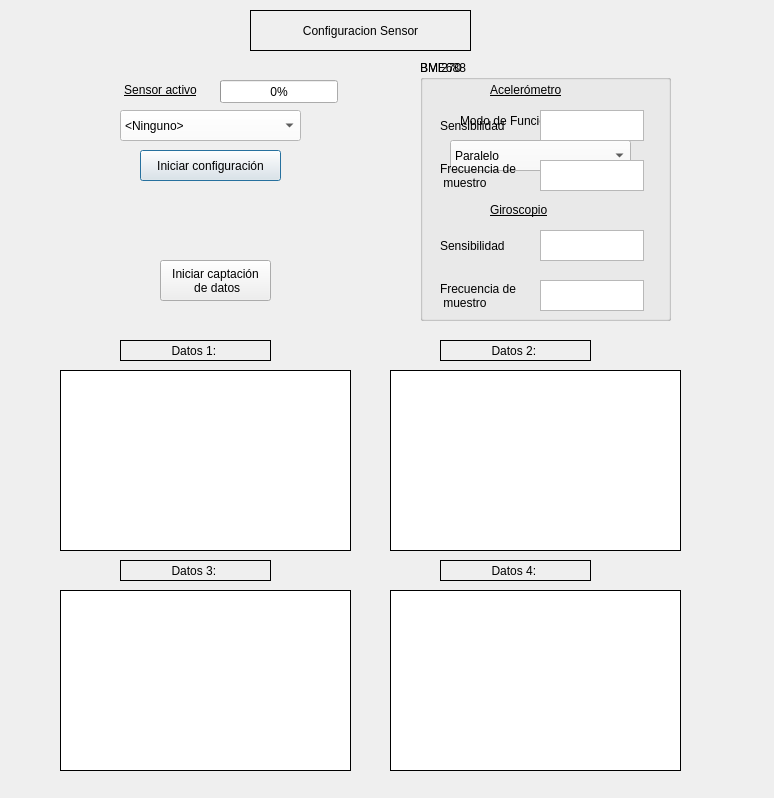
This is Tarea2/PyQt/xd.ui in f-escarate/EmbebidosYSensores as Qt 5 draws it before an edit. The edited form follows.
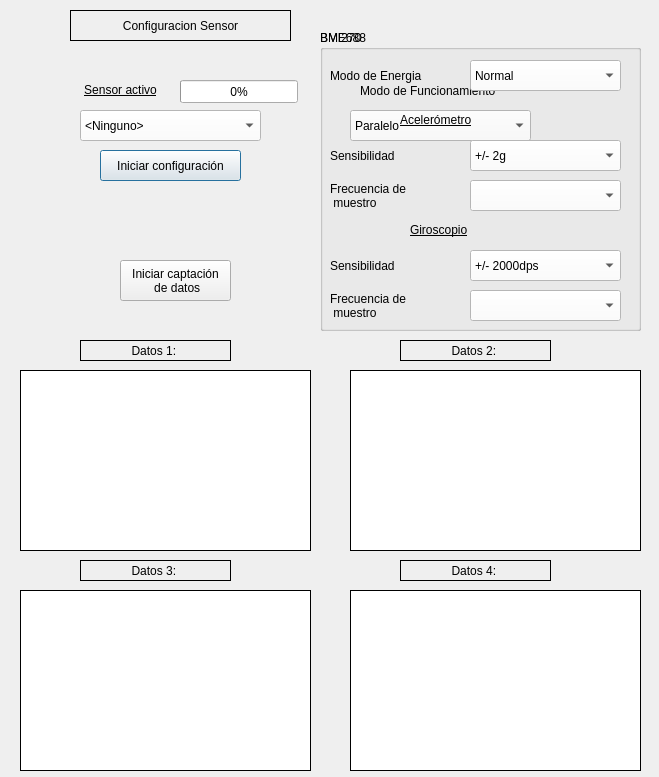
This is the edited form.

Commit message: pyqt BMI270 gui change

The edit to the form file:
```diff
--- a/Tarea2/PyQt/xd.ui
+++ b/Tarea2/PyQt/xd.ui
@@ -6,8 +6,8 @@
    <rect>
     <x>0</x>
     <y>0</y>
-    <width>774</width>
-    <height>798</height>
+    <width>659</width>
+    <height>777</height>
    </rect>
   </property>
   <property name="windowTitle">
@@ -16,7 +16,7 @@
   <widget class="QLabel" name="label_30">
    <property name="geometry">
     <rect>
-     <x>110</x>
+     <x>70</x>
      <y>80</y>
      <width>101</width>
      <height>21</height>
@@ -34,7 +34,7 @@
   <widget class="QProgressBar" name="progressBar">
    <property name="geometry">
     <rect>
-     <x>220</x>
+     <x>180</x>
      <y>80</y>
      <width>118</width>
      <height>23</height>
@@ -47,7 +47,7 @@
   <widget class="QComboBox" name="selectSensor">
    <property name="geometry">
     <rect>
-     <x>120</x>
+     <x>80</x>
      <y>110</y>
      <width>181</width>
      <height>31</height>
@@ -78,10 +78,10 @@
   <widget class="QLabel" name="Title">
    <property name="geometry">
     <rect>
-     <x>250</x>
+     <x>70</x>
      <y>10</y>
      <width>221</width>
-     <height>41</height>
+     <height>31</height>
     </rect>
    </property>
    <property name="layoutDirection">
@@ -100,7 +100,7 @@
   <widget class="QGraphicsView" name="Plot1">
    <property name="geometry">
     <rect>
-     <x>60</x>
+     <x>20</x>
      <y>370</y>
      <width>291</width>
      <height>181</height>
@@ -122,7 +122,7 @@
   <widget class="QGraphicsView" name="Plot2">
    <property name="geometry">
     <rect>
-     <x>390</x>
+     <x>350</x>
      <y>370</y>
      <width>291</width>
      <height>181</height>
@@ -138,7 +138,7 @@
   <widget class="QGraphicsView" name="Plot3">
    <property name="geometry">
     <rect>
-     <x>60</x>
+     <x>20</x>
      <y>590</y>
      <width>291</width>
      <height>181</height>
@@ -154,7 +154,7 @@
   <widget class="QGraphicsView" name="Plot4">
    <property name="geometry">
     <rect>
-     <x>390</x>
+     <x>350</x>
      <y>590</y>
      <width>291</width>
      <height>181</height>
@@ -170,7 +170,7 @@
   <widget class="QLabel" name="label_datos1">
    <property name="geometry">
     <rect>
-     <x>120</x>
+     <x>80</x>
      <y>340</y>
      <width>151</width>
      <height>21</height>
@@ -192,7 +192,7 @@
   <widget class="QLabel" name="label_datos2">
    <property name="geometry">
     <rect>
-     <x>440</x>
+     <x>400</x>
      <y>340</y>
      <width>151</width>
      <height>21</height>
@@ -214,7 +214,7 @@
   <widget class="QLabel" name="label_datos3">
    <property name="geometry">
     <rect>
-     <x>120</x>
+     <x>80</x>
      <y>560</y>
      <width>151</width>
      <height>21</height>
@@ -236,7 +236,7 @@
   <widget class="QLabel" name="label_datos4">
    <property name="geometry">
     <rect>
-     <x>440</x>
+     <x>400</x>
      <y>560</y>
      <width>151</width>
      <height>21</height>
@@ -258,7 +258,7 @@
   <widget class="QPushButton" name="initConfigButton">
    <property name="geometry">
     <rect>
-     <x>140</x>
+     <x>100</x>
      <y>150</y>
      <width>141</width>
      <height>31</height>
@@ -271,7 +271,7 @@
   <widget class="QPushButton" name="readDataButton">
    <property name="geometry">
     <rect>
-     <x>160</x>
+     <x>120</x>
      <y>260</y>
      <width>111</width>
      <height>41</height>
@@ -285,40 +285,20 @@
   <widget class="QGroupBox" name="BMI270Box">
    <property name="geometry">
     <rect>
-     <x>420</x>
-     <y>60</y>
-     <width>251</width>
-     <height>261</height>
+     <x>320</x>
+     <y>30</y>
+     <width>321</width>
+     <height>301</height>
     </rect>
    </property>
    <property name="title">
     <string>BMI270</string>
    </property>
-   <widget class="QTextEdit" name="text_acc_sampling">
-    <property name="geometry">
-     <rect>
-      <x>120</x>
-      <y>50</y>
-      <width>104</width>
-      <height>31</height>
-     </rect>
-    </property>
-   </widget>
-   <widget class="QTextEdit" name="text_acc_sensibity">
-    <property name="geometry">
-     <rect>
-      <x>120</x>
-      <y>100</y>
-      <width>104</width>
-      <height>31</height>
-     </rect>
-    </property>
-   </widget>
    <widget class="QLabel" name="labelAcc">
     <property name="geometry">
      <rect>
-      <x>70</x>
-      <y>20</y>
+      <x>80</x>
+      <y>80</y>
       <width>121</width>
       <height>21</height>
      </rect>
@@ -335,8 +315,8 @@
    <widget class="QLabel" name="labelAccSens">
     <property name="geometry">
      <rect>
-      <x>20</x>
-      <y>50</y>
+      <x>10</x>
+      <y>110</y>
       <width>91</width>
       <height>31</height>
      </rect>
@@ -348,8 +328,8 @@
    <widget class="QLabel" name="labelAccSampleRate">
     <property name="geometry">
      <rect>
-      <x>20</x>
-      <y>100</y>
+      <x>10</x>
+      <y>150</y>
       <width>91</width>
       <height>31</height>
      </rect>
@@ -362,8 +342,8 @@
    <widget class="QLabel" name="LabelGyro">
     <property name="geometry">
      <rect>
-      <x>70</x>
-      <y>140</y>
+      <x>90</x>
+      <y>190</y>
       <width>121</width>
       <height>21</height>
      </rect>
@@ -380,8 +360,8 @@
    <widget class="QLabel" name="labelGyroSens">
     <property name="geometry">
      <rect>
-      <x>20</x>
-      <y>170</y>
+      <x>10</x>
+      <y>220</y>
       <width>91</width>
       <height>31</height>
      </rect>
@@ -390,21 +370,11 @@
      <string>Sensibilidad</string>
     </property>
    </widget>
-   <widget class="QTextEdit" name="text_gyro_sampling">
-    <property name="geometry">
-     <rect>
-      <x>120</x>
-      <y>170</y>
-      <width>104</width>
-      <height>31</height>
-     </rect>
-    </property>
-   </widget>
    <widget class="QLabel" name="labelGyroSampleRate">
     <property name="geometry">
      <rect>
-      <x>20</x>
-      <y>220</y>
+      <x>10</x>
+      <y>260</y>
       <width>91</width>
       <height>31</height>
      </rect>
@@ -414,14 +384,172 @@
  muestro</string>
     </property>
    </widget>
-   <widget class="QTextEdit" name="text_gyro_sensibity">
+   <widget class="QLabel" name="labelAccSens_2">
     <property name="geometry">
      <rect>
-      <x>120</x>
+      <x>10</x>
+      <y>30</y>
+      <width>131</width>
+      <height>31</height>
+     </rect>
+    </property>
+    <property name="text">
+     <string>Modo de Energia</string>
+    </property>
+   </widget>
+   <widget class="QComboBox" name="selectEnergy">
+    <property name="geometry">
+     <rect>
+      <x>150</x>
+      <y>30</y>
+      <width>151</width>
+      <height>31</height>
+     </rect>
+    </property>
+    <property name="styleSheet">
+     <string notr="true">background-color: rgb(255, 255, 255);</string>
+    </property>
+    <property name="currentText">
+     <string>Normal</string>
+    </property>
+    <property name="currentIndex">
+     <number>1</number>
+    </property>
+    <item>
+     <property name="text">
+      <string>Low</string>
+     </property>
+    </item>
+    <item>
+     <property name="text">
+      <string>Normal</string>
+     </property>
+    </item>
+    <item>
+     <property name="text">
+      <string>Performance</string>
+     </property>
+    </item>
+   </widget>
+   <widget class="QComboBox" name="selectAccSens">
+    <property name="geometry">
+     <rect>
+      <x>150</x>
+      <y>110</y>
+      <width>151</width>
+      <height>31</height>
+     </rect>
+    </property>
+    <property name="styleSheet">
+     <string notr="true">background-color: rgb(255, 255, 255);</string>
+    </property>
+    <property name="currentText">
+     <string>+/- 2g</string>
+    </property>
+    <property name="currentIndex">
+     <number>0</number>
+    </property>
+    <item>
+     <property name="text">
+      <string>+/- 2g</string>
+     </property>
+    </item>
+    <item>
+     <property name="text">
+      <string>+/- 4g</string>
+     </property>
+    </item>
+    <item>
+     <property name="text">
+      <string>+/- 8g</string>
+     </property>
+    </item>
+    <item>
+     <property name="text">
+      <string>+/- 16g</string>
+     </property>
+    </item>
+   </widget>
+   <widget class="QComboBox" name="selectGyrSens">
+    <property name="geometry">
+     <rect>
+      <x>150</x>
       <y>220</y>
-      <width>104</width>
+      <width>151</width>
       <height>31</height>
      </rect>
+    </property>
+    <property name="styleSheet">
+     <string notr="true">background-color: rgb(255, 255, 255);</string>
+    </property>
+    <property name="currentText">
+     <string>+/- 2000dps</string>
+    </property>
+    <property name="currentIndex">
+     <number>0</number>
+    </property>
+    <item>
+     <property name="text">
+      <string>+/- 2000dps</string>
+     </property>
+    </item>
+    <item>
+     <property name="text">
+      <string>+/- 1000dps</string>
+     </property>
+    </item>
+    <item>
+     <property name="text">
+      <string>+/- 500dps</string>
+     </property>
+    </item>
+    <item>
+     <property name="text">
+      <string>+/- 250dps</string>
+     </property>
+    </item>
+    <item>
+     <property name="text">
+      <string>+/- 125dps</string>
+     </property>
+    </item>
+   </widget>
+   <widget class="QComboBox" name="selectAccSampRate">
+    <property name="geometry">
+     <rect>
+      <x>150</x>
+      <y>150</y>
+      <width>151</width>
+      <height>31</height>
+     </rect>
+    </property>
+    <property name="styleSheet">
+     <string notr="true">background-color: rgb(255, 255, 255);</string>
+    </property>
+    <property name="currentText">
+     <string/>
+    </property>
+    <property name="currentIndex">
+     <number>-1</number>
+    </property>
+   </widget>
+   <widget class="QComboBox" name="selectGyrSampRate">
+    <property name="geometry">
+     <rect>
+      <x>150</x>
+      <y>260</y>
+      <width>151</width>
+      <height>31</height>
+     </rect>
+    </property>
+    <property name="styleSheet">
+     <string notr="true">background-color: rgb(255, 255, 255);</string>
+    </property>
+    <property name="currentText">
+     <string/>
+    </property>
+    <property name="currentIndex">
+     <number>-1</number>
     </property>
    </widget>
   </widget>
@@ -431,10 +559,10 @@
    </property>
    <property name="geometry">
     <rect>
-     <x>420</x>
-     <y>60</y>
-     <width>251</width>
-     <height>261</height>
+     <x>320</x>
+     <y>30</y>
+     <width>321</width>
+     <height>301</height>
     </rect>
    </property>
    <property name="title">
```
The commit also changes 3 other files.
